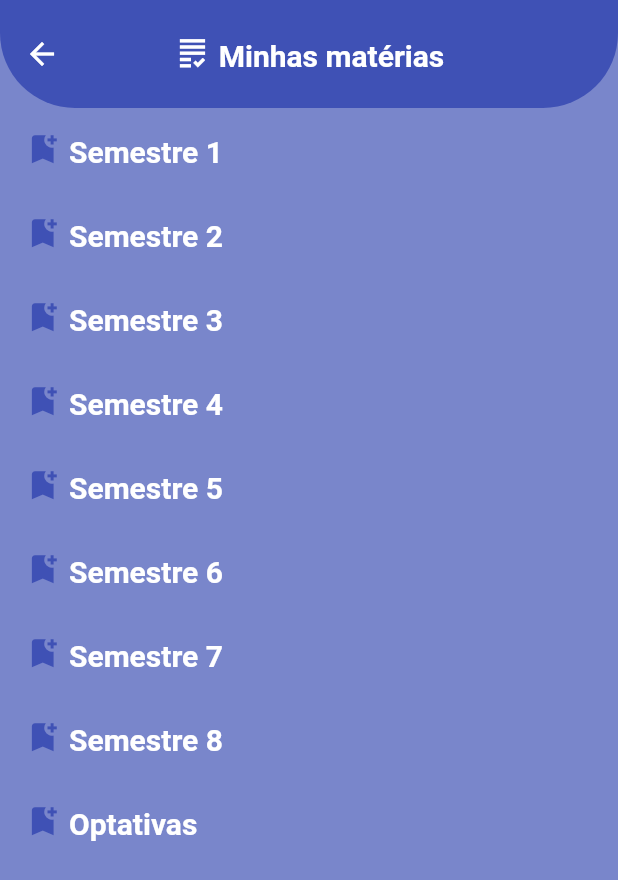
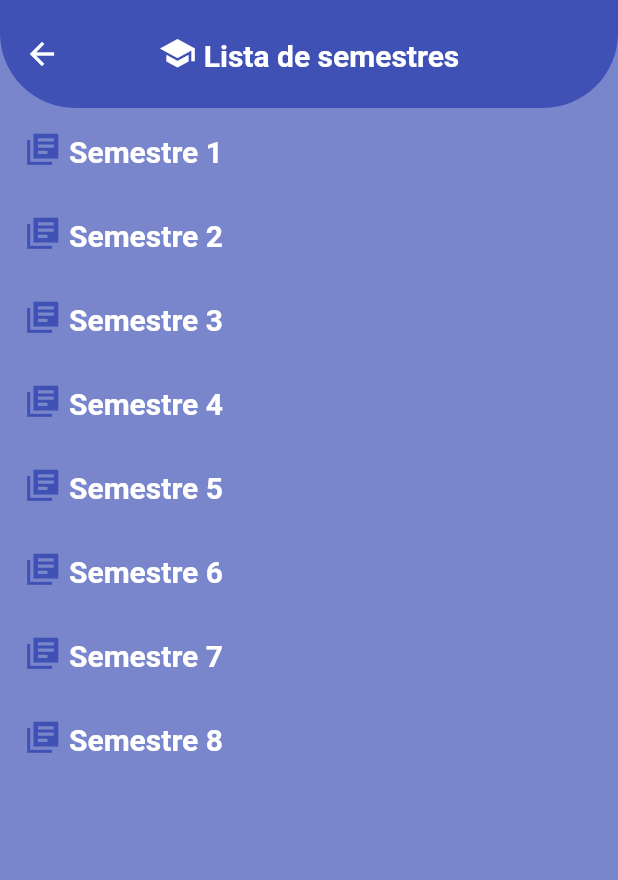
Before and after one commit to carlosmcnt/grade-flutter, a Flutter app: the screen it shows once a user with an empty profile is signed in, after a tap on "Ciência da Computação", on a phone screen of 412 x 824 dp. Shown: the top 880 px of the screen. Run offline on Flutter 3.47's test engine with Material 2 defaults, Android fonts, the phone set to English and light mode, and no system bars; our stand-ins replace firebase_auth, firebase_core, sqflite; accounts and stored records are empty.

Commit message:
Tela de visualização de matérias e mudança no design

```diff
--- a/lib/database/courses_db.dart
+++ b/lib/database/courses_db.dart
@@ -1,8 +1,4 @@
-
-import 'dart:convert';
-// ignore: avoid_web_libraries_in_flutter
 import 'dart:io';
-import 'package:flutter/foundation.dart';
 import 'package:flutter/services.dart';
 import 'package:path/path.dart';
 import 'package:sqflite/sqflite.dart';
--- a/lib/main.dart
+++ b/lib/main.dart
@@ -1,13 +1,10 @@
 import 'package:firebase_auth/firebase_auth.dart';
-import 'package:flutter/foundation.dart';
 import 'package:flutter/material.dart';
 import 'package:firebase_core/firebase_core.dart';
 import 'package:grade_flutter/screens/home_screen.dart';
 import 'firebase_options.dart';
 import 'package:grade_flutter/screens/login_screen.dart';
 import 'utils/colors_const.dart';
-import 'package:sqflite_common_ffi/sqflite_ffi.dart';
-import 'package:sqflite_common_ffi_web/sqflite_ffi_web.dart';
 
 Future main() async {
   WidgetsFlutterBinding.ensureInitialized();
@@ -15,13 +12,6 @@ Future main() async {
   await Firebase.initializeApp(
     options: DefaultFirebaseOptions.currentPlatform,
   );
-
-  if(kIsWeb){
-    databaseFactory = databaseFactoryFfiWeb;
-  }
-  else {
-    databaseFactory = databaseFactoryFfi;
-  }
 
   runApp(const GradeApp());
 }
--- a/lib/screens/course_view_screen.dart
+++ b/lib/screens/course_view_screen.dart
@@ -1,9 +1,12 @@
 import 'package:flutter/material.dart';
+import 'dart:core';
 import 'package:grade_flutter/database/course_dao.dart';
-import 'package:grade_flutter/models/course.dart';
+import 'package:grade_flutter/screens/course_list.dart';
 
 class CourseViewScreen extends StatefulWidget{
-  const CourseViewScreen({super.key});
+  const CourseViewScreen({super.key, required this.nomeCurso});
+
+  final String nomeCurso;
 
   @override
   State<CourseViewScreen> createState() => CourseViewScreenState();
@@ -11,6 +14,14 @@ class CourseViewScreen extends StatefulWidget{
 }
 
 class CourseViewScreenState extends State<CourseViewScreen>{
+
+  @override
+  void initState() {
+    super.initState();
+    nome = widget.nomeCurso;
+  }
+
+  String nome = '';
 
   List<Map<String, int>> semestres = [
     {"Semestre 1": 1},
@@ -21,8 +32,6 @@ class CourseViewScreenState extends State<CourseViewScreen>{
     {"Semestre 6": 6},
     {"Semestre 7": 7},
     {"Semestre 8": 8},
-    {"Optativas": 0},
-
   ];
 
   final CourseDao courseDao = CourseDao();
@@ -36,10 +45,10 @@ class CourseViewScreenState extends State<CourseViewScreen>{
             text: const TextSpan(
               children: [
                 WidgetSpan(
-                  child: Icon(Icons.grading, size: 25),
+                  child: Icon(Icons.school_sharp, size: 25),
                 ),
                 TextSpan(
-                  text: " Minhas matérias",
+                  text: " Lista de semestres",
                   style: TextStyle(
                     fontSize: 20,
                     fontWeight: FontWeight.bold,
@@ -58,7 +67,7 @@ class CourseViewScreenState extends State<CourseViewScreen>{
               text: TextSpan(
                 children: [
                   const WidgetSpan(
-                    child: Icon(Icons.bookmark_add, size: 25),
+                    child: Icon(Icons.my_library_books_sharp, size: 25),
                   ),
                   TextSpan(
                     text: " ${semestres[index].keys.first}",
@@ -72,13 +81,30 @@ class CourseViewScreenState extends State<CourseViewScreen>{
               ),
             ),
             onTap: () async {
-              // ignore: unused_local_variable
-              List<Course> courses = [];
-              if (semestres[index].values.first == 1) {
-                courses = await courseDao.findAllCourses('materiasCC');
-              } else {
+              List courses = [];
+              int totalHours = 0;
+              if(nome == 'LC'){
+                courses = await courseDao.findAllBySemester(semestres[index].values.first, 'materiasLC');
+                totalHours = await courseDao.countAllHoursBySemester(semestres[index].values.first, 'materiasLC');
+              }
+              else if(nome == 'SI'){
+                courses = await courseDao.findAllBySemester(semestres[index].values.first, 'materiasSI');
+                totalHours = await courseDao.countAllHoursBySemester(semestres[index].values.first, 'materiasSI');
+              }
+              else if(nome == 'CC'){
                 courses = await courseDao.findAllBySemester(semestres[index].values.first, 'materiasCC');
+                totalHours = await courseDao.countAllHoursBySemester(semestres[index].values.first, 'materiasCC');
               }
+              // ignore: use_build_context_synchronously
+              Navigator.push(
+                context,
+                MaterialPageRoute(
+                  builder: (context) => CourseList(
+                    courses: courses,
+                    semestre: semestres[index].values.first,
+                    horasTotais: totalHours,),
+                ),
+              );
             },
           );
         },
--- a/lib/screens/home_screen.dart
+++ b/lib/screens/home_screen.dart
@@ -84,7 +84,7 @@ class _HomeScreenState extends State<HomeScreen> {
             ElevatedButton(
               onPressed: () {
                Navigator.of(context).push(MaterialPageRoute(
-                  builder: (context) => const CourseViewScreen()));
+                  builder: (context) => const CourseViewScreen(nomeCurso: "CC",)));
               },
               child: const Text('Ciência da Computação', style: TextStyle(color: Colors.white)),
             ),
@@ -93,7 +93,7 @@ class _HomeScreenState extends State<HomeScreen> {
               onPressed: () {
                 Navigator.push(
                   context,
-                  MaterialPageRoute(builder: (context) => const CourseViewScreen()),
+                  MaterialPageRoute(builder: (context) => const CourseViewScreen(nomeCurso: "SI",)),
                 );
               },
               child: const Text('Sistemas de Informação', style: TextStyle(color: Colors.white)),
@@ -103,7 +103,7 @@ class _HomeScreenState extends State<HomeScreen> {
               onPressed: () {
                 Navigator.push(
                   context,
-                  MaterialPageRoute(builder: (context) => const CourseViewScreen()),
+                  MaterialPageRoute(builder: (context) => const CourseViewScreen(nomeCurso: "LC",)),
                 );
               },
               child: const Text('Licenciatura em Computação', style: TextStyle(color: Colors.white)),
--- a/pubspec.yaml
+++ b/pubspec.yaml
@@ -37,12 +37,9 @@ dependencies:
   cupertino_icons: ^1.0.2
   firebase_core: ^2.21.0
   firebase_auth: ^4.12.1
-  cloud_firestore: ^4.12.2
   flutter_riverpod: ^2.4.5
   sqflite: ^2.3.0
   path: ^1.8.3
-  sqflite_common_ffi: ^2.3.0+3
-  sqflite_common_ffi_web: ^0.4.0
   sqlite3_flutter_libs: ^0.5.18
   path_provider: ^2.1.1
 
```
Also changed, not shown: lib/database/course_dao.dart (+11 -0 lines), lib/screens/course_list.dart (added, +125 -0 lines), pubspec.lock.
